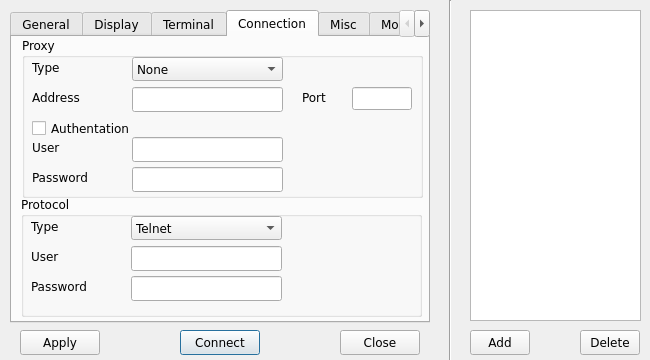
Qt form src/ui/addrdialog.ui (adaptee/qterm-hack) before a commit.
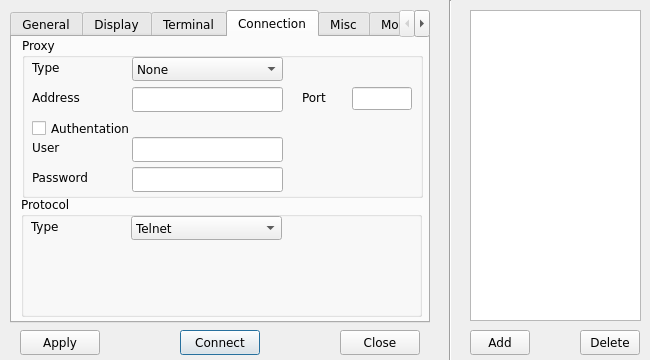
The same form after that commit. The open tabs and pages were chosen to show the change.

What changed in the file:
```diff
--- a/src/ui/addrdialog.ui
+++ b/src/ui/addrdialog.ui
@@ -786,6 +786,14 @@
     </widget>
    </widget>
    <widget class="QWidget" name="tab3" >
+    <property name="geometry" >
+     <rect>
+      <x>0</x>
+      <y>0</y>
+      <width>408</width>
+      <height>276</height>
+     </rect>
+    </property>
     <attribute name="title" >
      <string>Connection</string>
     </attribute>
@@ -814,45 +822,6 @@
        <string>Type</string>
       </property>
      </widget>
-     <widget class="QLabel" name="TextLabel2_3" >
-      <property name="geometry" >
-       <rect>
-        <x>10</x>
-        <y>50</y>
-        <width>90</width>
-        <height>20</height>
-       </rect>
-      </property>
-      <property name="text" >
-       <string>User</string>
-      </property>
-     </widget>
-     <widget class="QLabel" name="TextLabel3_3" >
-      <property name="geometry" >
-       <rect>
-        <x>10</x>
-        <y>80</y>
-        <width>90</width>
-        <height>20</height>
-       </rect>
-      </property>
-      <property name="text" >
-       <string>Password</string>
-      </property>
-     </widget>
-     <widget class="QLineEdit" name="sshpasswdLineEdit" >
-      <property name="geometry" >
-       <rect>
-        <x>110</x>
-        <y>80</y>
-        <width>151</width>
-        <height>25</height>
-       </rect>
-      </property>
-      <property name="echoMode" >
-       <enum>QLineEdit::Password</enum>
-      </property>
-     </widget>
      <widget class="QComboBox" name="protocolComboBox" >
       <property name="geometry" >
        <rect>
@@ -872,21 +841,6 @@
         <string>SSH1</string>
        </property>
       </item>
-      <item>
-       <property name="text" >
-        <string>SSH2</string>
-       </property>
-      </item>
-     </widget>
-     <widget class="QLineEdit" name="sshuserLineEdit" >
-      <property name="geometry" >
-       <rect>
-        <x>110</x>
-        <y>50</y>
-        <width>151</width>
-        <height>25</height>
-       </rect>
-      </property>
      </widget>
     </widget>
     <widget class="QGroupBox" name="groupBox" >
```
Left out of the diff: 50 changed lines with no effect on the pictures.
